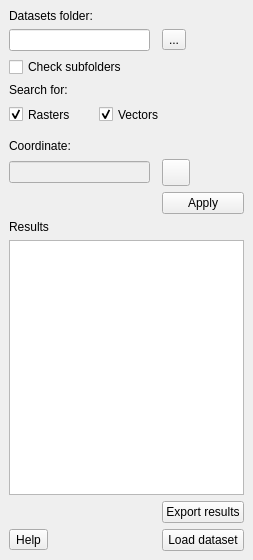
This is find_dataset_dockwidget_base.ui in lcalisto/qgis-finddataset-plugin as Qt 5 draws it before an edit. The edited form follows.
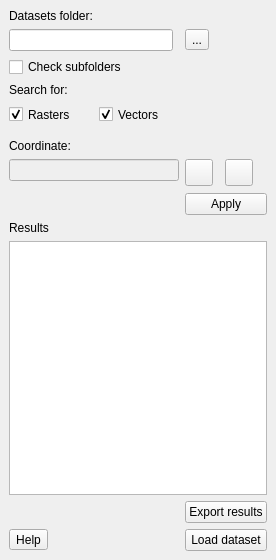
This is the edited form.

The edit to the form file:
```diff
--- a/find_dataset_dockwidget_base.ui
+++ b/find_dataset_dockwidget_base.ui
@@ -6,7 +6,7 @@
    <rect>
     <x>0</x>
     <y>0</y>
-    <width>253</width>
+    <width>276</width>
     <height>560</height>
    </rect>
   </property>
@@ -79,7 +79,7 @@
       </property>
      </widget>
     </item>
-    <item row="10" column="3">
+    <item row="11" column="3">
      <widget class="QPushButton" name="applyButton">
       <property name="text">
        <string>Apply</string>
@@ -93,16 +93,6 @@
       </property>
      </widget>
     </item>
-    <item row="9" column="1">
-     <widget class="QLineEdit" name="coordinateText">
-      <property name="enabled">
-       <bool>false</bool>
-      </property>
-      <property name="autoFillBackground">
-       <bool>false</bool>
-      </property>
-     </widget>
-    </item>
     <item row="4" column="1">
      <widget class="QLineEdit" name="searchFolder"/>
     </item>
@@ -127,14 +117,14 @@
       </property>
      </widget>
     </item>
-    <item row="11" column="1">
+    <item row="12" column="1">
      <widget class="QLabel" name="label_4">
       <property name="text">
        <string>Results</string>
       </property>
      </widget>
     </item>
-    <item row="12" column="1" colspan="3">
+    <item row="13" column="1" colspan="3">
      <widget class="QTreeWidget" name="treeWidget">
       <property name="selectionMode">
        <enum>QAbstractItemView::MultiSelection</enum>
@@ -152,46 +142,106 @@
       </column>
      </widget>
     </item>
-    <item row="9" column="3">
-     <widget class="QToolButton" name="captureButton">
-      <property name="text">
-       <string/>
-      </property>
-      <property name="iconSize">
-       <size>
-        <width>20</width>
-        <height>20</height>
-       </size>
-      </property>
-      <property name="checkable">
-       <bool>true</bool>
-      </property>
-      <property name="checked">
-       <bool>false</bool>
-      </property>
-     </widget>
-    </item>
-    <item row="14" column="3">
+    <item row="15" column="3">
      <widget class="QPushButton" name="loadButton">
       <property name="text">
        <string>Load dataset</string>
       </property>
      </widget>
     </item>
-    <item row="13" column="3">
+    <item row="14" column="3">
      <widget class="QPushButton" name="exportButton">
       <property name="text">
        <string>Export results</string>
       </property>
      </widget>
     </item>
-    <item row="14" column="1">
+    <item row="15" column="1">
      <widget class="QToolButton" name="helpButton">
       <property name="text">
        <string>Help</string>
       </property>
      </widget>
     </item>
+    <item row="8" column="3" rowspan="3">
+     <widget class="QFrame" name="frame_2">
+      <property name="frameShape">
+       <enum>QFrame::NoFrame</enum>
+      </property>
+      <property name="frameShadow">
+       <enum>QFrame::Plain</enum>
+      </property>
+      <property name="lineWidth">
+       <number>0</number>
+      </property>
+      <widget class="QToolButton" name="captureButton">
+       <property name="geometry">
+        <rect>
+         <x>0</x>
+         <y>20</y>
+         <width>28</width>
+         <height>27</height>
+        </rect>
+       </property>
+       <property name="text">
+        <string/>
+       </property>
+       <property name="iconSize">
+        <size>
+         <width>20</width>
+         <height>20</height>
+        </size>
+       </property>
+       <property name="checkable">
+        <bool>true</bool>
+       </property>
+       <property name="checked">
+        <bool>false</bool>
+       </property>
+      </widget>
+      <widget class="QToolButton" name="captureButton_2">
+       <property name="geometry">
+        <rect>
+         <x>40</x>
+         <y>20</y>
+         <width>28</width>
+         <height>27</height>
+        </rect>
+       </property>
+       <property name="text">
+        <string/>
+       </property>
+       <property name="iconSize">
+        <size>
+         <width>20</width>
+         <height>20</height>
+        </size>
+       </property>
+       <property name="checkable">
+        <bool>true</bool>
+       </property>
+      </widget>
+     </widget>
+    </item>
+    <item row="9" column="1" colspan="2">
+     <widget class="QLineEdit" name="coordinateText">
+      <property name="enabled">
+       <bool>false</bool>
+      </property>
+      <property name="mouseTracking">
+       <bool>true</bool>
+      </property>
+      <property name="focusPolicy">
+       <enum>Qt::ClickFocus</enum>
+      </property>
+      <property name="autoFillBackground">
+       <bool>false</bool>
+      </property>
+      <property name="dragEnabled">
+       <bool>false</bool>
+      </property>
+     </widget>
+    </item>
    </layout>
   </widget>
  </widget>
```
